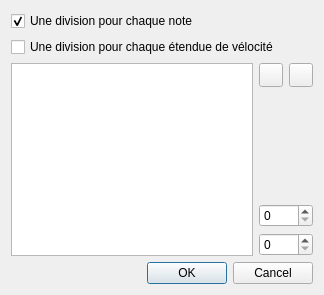
This is trunk/tools/dialog_duplication.ui in davy7125/polyphone as Qt 5 draws it before an edit. The edited form follows.
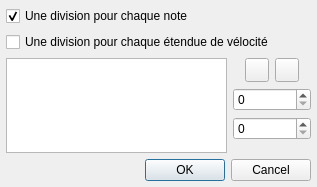
This is the edited form. Icons and pictures are not drawn.

What changed in the file:
```diff
--- a/trunk/tools/dialog_duplication.ui
+++ b/trunk/tools/dialog_duplication.ui
@@ -9,16 +9,10 @@
    <rect>
     <x>0</x>
     <y>0</y>
-    <width>320</width>
-    <height>295</height>
+    <width>317</width>
+    <height>187</height>
    </rect>
   </property>
-  <property name="sizePolicy">
-   <sizepolicy hsizetype="Preferred" vsizetype="Minimum">
-    <horstretch>0</horstretch>
-    <verstretch>0</verstretch>
-   </sizepolicy>
-  </property>
   <property name="windowTitle">
    <string>Duplication des divisions</string>
   </property>
@@ -26,8 +20,46 @@
    <iconset resource="../ressources.qrc">
     <normaloff>:/icones/icon</normaloff>:/icones/icon</iconset>
   </property>
-  <layout class="QVBoxLayout" name="verticalLayout">
-   <item>
+  <layout class="QGridLayout" name="gridLayout">
+   <property name="leftMargin">
+    <number>6</number>
+   </property>
+   <property name="topMargin">
+    <number>6</number>
+   </property>
+   <property name="rightMargin">
+    <number>6</number>
+   </property>
+   <property name="bottomMargin">
+    <number>6</number>
+   </property>
+   <property name="spacing">
+    <number>6</number>
+   </property>
+   <item row="2" column="2">
+    <widget class="QPushButton" name="pushAdd">
+     <property name="minimumSize">
+      <size>
+       <width>24</width>
+       <height>24</height>
+      </size>
+     </property>
+     <property name="maximumSize">
+      <size>
+       <width>24</width>
+       <height>24</height>
+      </size>
+     </property>
+     <property name="text">
+      <string/>
+     </property>
+     <property name="icon">
+      <iconset resource="../ressources.qrc">
+       <normaloff>:/icones/add</normaloff>:/icones/add</iconset>
+     </property>
+    </widget>
+   </item>
+   <item row="0" column="0" colspan="5">
     <widget class="QCheckBox" name="checkForEachKey">
      <property name="text">
       <string>Une division pour chaque note</string>
@@ -37,68 +69,20 @@
      </property>
     </widget>
    </item>
-   <item>
-    <widget class="QCheckBox" name="checkForEachVelocityRange">
-     <property name="text">
-      <string>Une division pour chaque étendue de vélocité</string>
+   <item row="2" column="4">
+    <spacer name="horizontalSpacer">
+     <property name="orientation">
+      <enum>Qt::Horizontal</enum>
      </property>
-    </widget>
-   </item>
-   <item>
-    <widget class="QFrame" name="frameVelocity">
-     <property name="minimumSize">
+     <property name="sizeHint" stdset="0">
       <size>
-       <width>302</width>
-       <height>0</height>
+       <width>40</width>
+       <height>20</height>
       </size>
      </property>
-     <property name="maximumSize">
-      <size>
-       <width>302</width>
-       <height>16777215</height>
-      </size>
-     </property>
-     <property name="frameShape">
-      <enum>QFrame::NoFrame</enum>
-     </property>
-     <property name="frameShadow">
-      <enum>QFrame::Raised</enum>
-     </property>
-     <layout class="QHBoxLayout" name="horizontalLayout">
-      <property name="margin">
-       <number>0</number>
-      </property>
-      <item>
-       <widget class="QListWidget" name="listVelocites"/>
-      </item>
-      <item>
-       <layout class="QVBoxLayout" name="verticalLayout_2">
-        <item>
-         <layout class="QHBoxLayout" name="horizontalLayout_2">
-          <item>
-           <widget class="QPushButton" name="pushAdd">
-            <property name="minimumSize">
-             <size>
-              <width>24</width>
-              <height>24</height>
-             </size>
-            </property>
-            <property name="maximumSize">
-             <size>
-              <width>24</width>
-              <height>24</height>
-             </size>
-            </property>
-            <property name="text">
-             <string/>
-            </property>
-            <property name="icon">
-             <iconset resource="../ressources.qrc">
-              <normaloff>:/icones/add</normaloff>:/icones/add</iconset>
-            </property>
-           </widget>
-          </item>
-          <item>
+    </spacer>
+   </item>
+   <item row="2" column="3">
            <widget class="QPushButton" name="pushRemove">
             <property name="minimumSize">
              <size>
@@ -121,9 +105,27 @@
             </property>
            </widget>
           </item>
-         </layout>
-        </item>
-        <item>
+   <item row="7" column="0" colspan="5">
+    <widget class="QDialogButtonBox" name="buttonBox">
+     <property name="orientation">
+      <enum>Qt::Horizontal</enum>
+     </property>
+     <property name="standardButtons">
+      <set>QDialogButtonBox::Cancel|QDialogButtonBox::Ok</set>
+     </property>
+    </widget>
+   </item>
+   <item row="2" column="0" rowspan="4">
+    <widget class="QListWidget" name="listVelocites"/>
+   </item>
+   <item row="1" column="0" colspan="5">
+    <widget class="QCheckBox" name="checkForEachVelocityRange">
+     <property name="text">
+      <string>Une division pour chaque étendue de vélocité</string>
+     </property>
+    </widget>
+   </item>
+   <item row="5" column="2">
          <spacer name="verticalSpacer">
           <property name="orientation">
            <enum>Qt::Vertical</enum>
@@ -136,14 +138,30 @@
           </property>
          </spacer>
         </item>
-        <item>
+   <item row="2" column="1">
+    <spacer name="horizontalSpacer_2">
+     <property name="orientation">
+      <enum>Qt::Horizontal</enum>
+     </property>
+     <property name="sizeType">
+      <enum>QSizePolicy::Fixed</enum>
+     </property>
+     <property name="sizeHint" stdset="0">
+      <size>
+       <width>6</width>
+       <height>20</height>
+      </size>
+     </property>
+    </spacer>
+   </item>
+   <item row="3" column="1" colspan="4">
          <widget class="QSpinBox" name="spinMinVel">
           <property name="maximum">
            <number>127</number>
           </property>
          </widget>
         </item>
-        <item>
+   <item row="4" column="1" colspan="4">
          <widget class="QSpinBox" name="spinMaxVel">
           <property name="maximum">
            <number>127</number>
@@ -151,21 +169,6 @@
          </widget>
         </item>
        </layout>
-      </item>
-     </layout>
-    </widget>
-   </item>
-   <item>
-    <widget class="QDialogButtonBox" name="buttonBox">
-     <property name="orientation">
-      <enum>Qt::Horizontal</enum>
-     </property>
-     <property name="standardButtons">
-      <set>QDialogButtonBox::Cancel|QDialogButtonBox::Ok</set>
-     </property>
-    </widget>
-   </item>
-  </layout>
  </widget>
  <tabstops>
   <tabstop>checkForEachKey</tabstop>
```
Left out of the diff: 5 changed lines with no effect on the pictures. Lines whose indentation alone changed are shown as unchanged.
